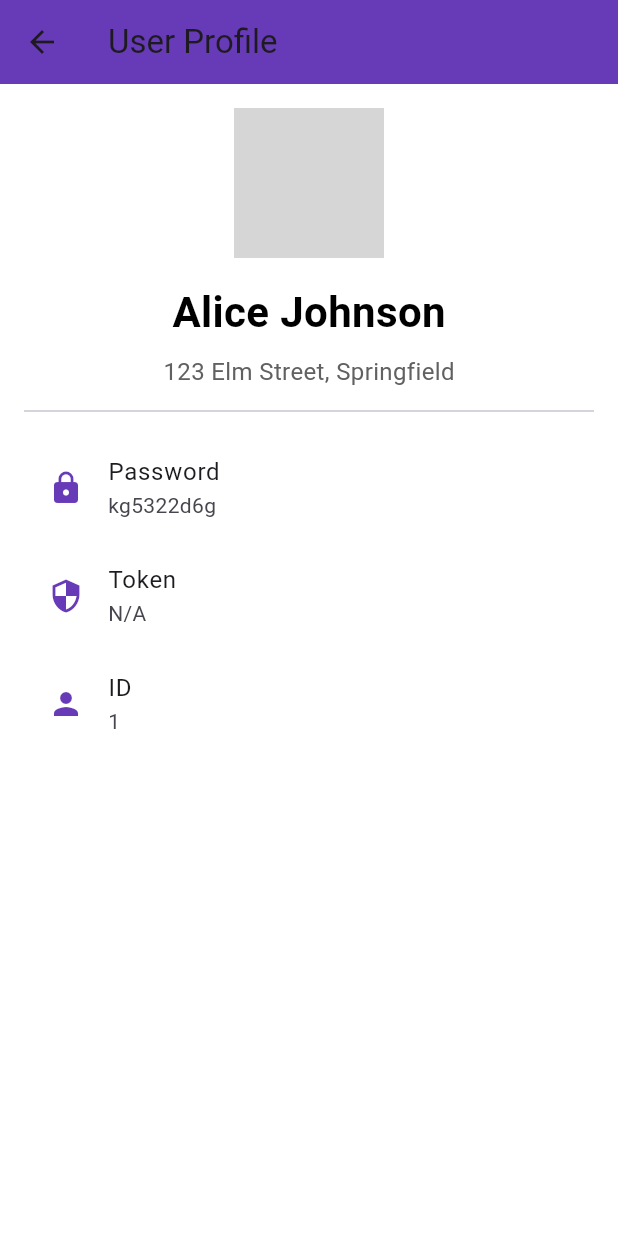
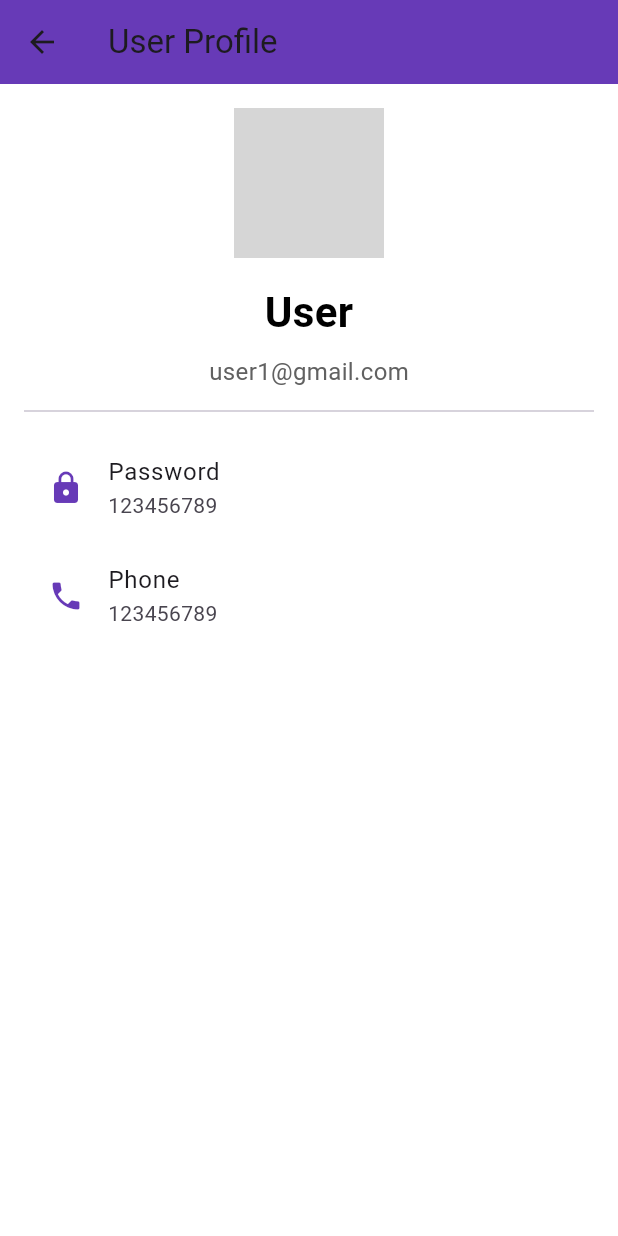
Before and after one commit to SamaAhmedS/Movie_App, a Flutter app: the ProfilePage screen opened directly, on a phone screen of 412 x 824 dp. Run offline on Flutter 3.47's test engine with Material 3 defaults, Android fonts, the phone set to English and light mode, and no system bars; our stand-ins replace video_player; network calls fail; grey boxes are pictures that could not be loaded.

Commit message:
update services to save loggedin user and adding logout icon to go back to LoginPage

```diff
--- a/APP/lib/LoginPage.dart
+++ b/APP/lib/LoginPage.dart
@@ -2,8 +2,10 @@ import 'dart:io';
 import 'package:flutter/material.dart';
 import 'package:path_provider/path_provider.dart';
 import 'package:the_project/ForgotPasswordPage.dart';
+import 'package:the_project/classes.dart';
 import 'RegistrationPage.dart';
 import 'bottom_nav_container.dart';
+import 'services.dart';
 
 class LoginPage extends StatefulWidget {
   @override
@@ -45,7 +47,8 @@ class _LoginPageState extends State<LoginPage> {
         List<String> userBlocks = contents.split('---'); // Split based on user blocks
 
         for (var block in userBlocks) {
-          String? savedEmail, savedPassword;
+       //String newUser = 'Name: $_name\nEmail: $_email\nPassword: $_password\nPhone Number: $_phone\n---\n';
+          String? savedEmail, savedPassword, name, number;
           List<String> lines = block.trim().split('\n'); // Split block into lines
 
           for (var line in lines) {
@@ -53,11 +56,16 @@ class _LoginPageState extends State<LoginPage> {
               savedEmail = line.replaceFirst('Email: ', '').trim();
             } else if (line.startsWith('Password:')) {
               savedPassword = line.replaceFirst('Password: ', '').trim();
+            } else if (line.startsWith('Phone Number:')) {
+              number = line.replaceFirst('Phone Number: ', '').trim();
+            } else if (line.startsWith('Name:')) {
+              name = line.replaceFirst('Name: ', '').trim();
             }
           }
 
           // Check if this block's email and password match the user input
           if (savedEmail == email && savedPassword == password) {
+            Auth.instance.saveLoggedInUser(User(id: 1, name: name!, email: email, password: password, phone: number!));
             return true;
           }
         }
--- a/APP/lib/classes.dart
+++ b/APP/lib/classes.dart
@@ -5,7 +5,7 @@ class User {
   String name;
   String email;
   String password;
-  String? token;
+  String phone;
 
   User({
     required this.id,
@@ -13,18 +13,8 @@ class User {
     required this.name,
     required this.email,
     required this.password,
-    this.token
+    required this.phone
   });
-}
-
-User getUser() {
-  return User(
-    id: 1,
-    image: 'https://example.com/image1.jpg',
-    name: 'Alice Johnson',
-    email: '123 Elm Street, Springfield',
-    password: "kg5322d6g",
-  );
 }
 
 extension StringsExt on String {
--- a/APP/lib/moviesInCinema.dart
+++ b/APP/lib/moviesInCinema.dart
@@ -59,10 +59,6 @@ class _MoviesInCinemaState extends State<MoviesInCinema> {
       internal(movie);
     });
   }
-  /*void flipIsFavorite(Movie movie) async {
-    MovieService1.instance.flipIsFavorite(movie.name);
-    refreshMovies();
-  }*/
 
   void searchMovies(String query) {
     setState(() {
--- a/APP/lib/profilePage.dart
+++ b/APP/lib/profilePage.dart
@@ -1,9 +1,11 @@
 import 'package:flutter/material.dart';
 import 'classes.dart';
+import 'services.dart';
 class ProfilePage extends StatelessWidget {
   @override
   Widget build(BuildContext context) {
-    User user = getUser();
+    User user = Auth.instance.getUser();
+    //User user = getUser();
 
     return Scaffold(
       appBar: AppBar(
@@ -39,15 +41,15 @@ class ProfilePage extends StatelessWidget {
             title: Text('Password'),
             subtitle: Text(user.password),
           ),
-          ListTile(
+          /*ListTile(
             leading: Icon(Icons.security, color: Colors.deepPurple),
             title: Text('Token'),
             subtitle: Text(user.token ?? 'N/A'),
-          ),
+          ),*/
           ListTile(
-            leading: Icon(Icons.person, color: Colors.deepPurple),
-            title: Text('ID'),
-            subtitle: Text(user.id.toString()),
+            leading: Icon(Icons.phone, color: Colors.deepPurple),
+            title: Text('Phone'),
+            subtitle: Text(user.phone),
           ),
         ],
       ),
--- a/APP/lib/services.dart
+++ b/APP/lib/services.dart
@@ -1,19 +1,6 @@
 import 'app_consts.dart';
 import 'classes.dart';
-String token ='';
 
-class AuthService {
-  Future<void> loginUser(String email, String password) async {
-
-    // Future<http.Response>
-    // return response;
-  }
-
-  Future<void> logoutUser() async {
-
-  }
-
-}
 class Auth {
 
   Auth._privateConstructor();
@@ -23,7 +10,7 @@ class Auth {
 
   // Getter for the instance
   static Auth get instance => _instance;
-  User user = User(id: 0, name: 'User', email: 'user1@gmail.com', password: '123456789');
+  User user = User(id: 0, name: 'User', email: 'user1@gmail.com', password: '123456789', phone: '123456789');
   void saveLoggedInUser(User u){
     user = u;
   }
```
Also changed, not shown: APP/lib/bottom_nav_container.dart (+24 -21 lines).
